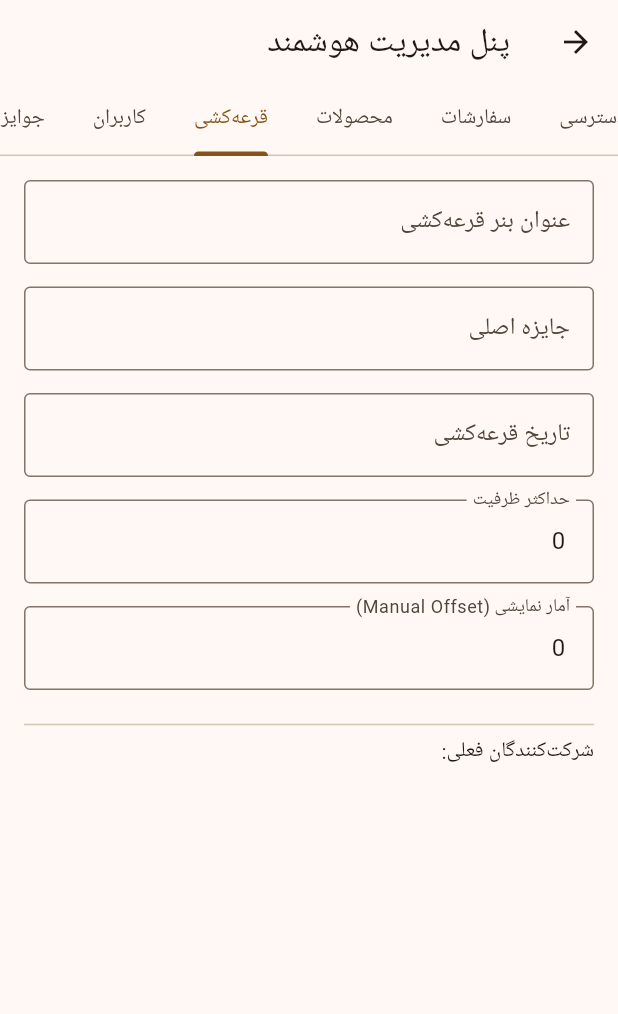
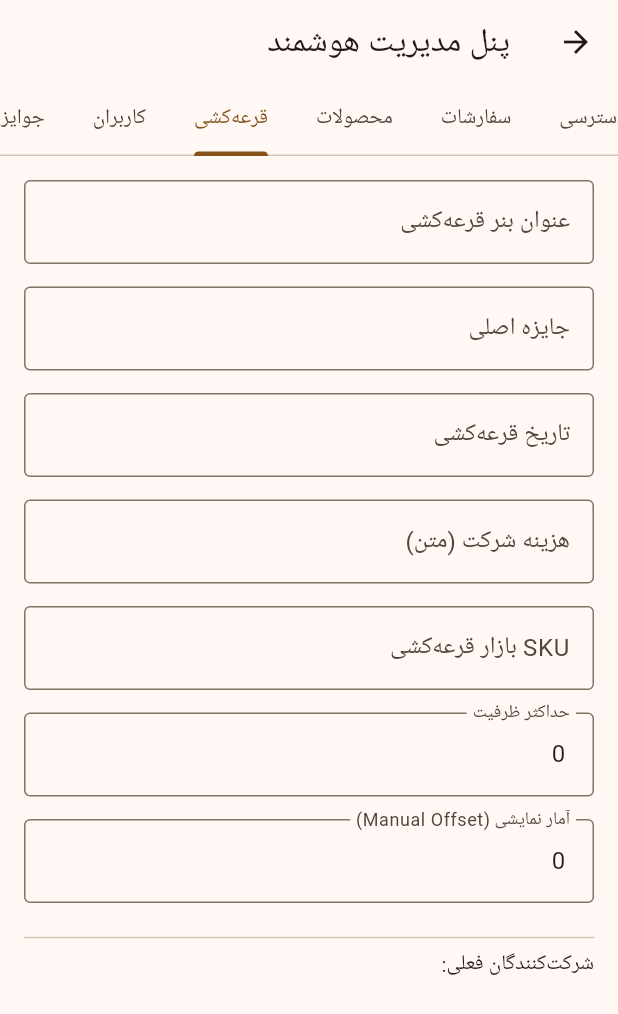
Before and after one commit to mahdi09210184460/bazino, a Flutter app: the AdminPanel screen opened directly with empty values, tab 4 chosen, on a phone screen of 412 x 824 dp. Shown: the top 1014 px of the screen. Run offline on Flutter 3.47's test engine with Material 3 defaults, Android fonts, the phone set to English and light mode, and no system bars; our stand-ins replace image_picker, in_app_purchase, shared_preferences, supabase_flutter; accounts and stored records are empty.

Commit message:
Update Support section and enable Lottery SKU/Fee editing in Admin Panel

```diff
--- a/lib/home_page.dart
+++ b/lib/home_page.dart
@@ -1,4 +1,5 @@
 import 'package:flutter/material.dart';
+import 'package:flutter/services.dart';
 import 'package:shared_preferences/shared_preferences.dart';
 import 'package:supabase_flutter/supabase_flutter.dart';
 import 'package:url_launcher/url_launcher.dart';
@@ -174,6 +175,7 @@ class _HomePageState extends State<HomePage> {
 
   // App Configuration Variables
   String _username = "", _instaID = "pico", _telegramID = "@pico", _supportEmail = "pico@support", _paymentLink = "https://zarrinpal.com", _lotteryEntryFee = "۱۰,۰۰۰", _lotteryRules = "قوانین برنامه", _supTele = "@pico_support", _supWhatsApp = "09000000000";
+  String _lotteryBazaarSKU = "lottery_entry";
   String _catInstaName = "اینستاگرام", _catTeleName = "تلگرام", _catOtherName = "سایر";
   List<Product> _instaProducts = [], _telegramProducts = [], _otherProducts = [];
   List<Winner> _lotteryWinners = [];
@@ -241,6 +243,7 @@ class _HomePageState extends State<HomePage> {
         if (k == 'support_email') _supportEmail = v;
         if (k == 'payment_link') _paymentLink = v;
         if (k == 'lottery_entry_fee') _lotteryEntryFee = v;
+        if (k == 'lottery_bazaar_sku') _lotteryBazaarSKU = v;
         if (k == 'lottery_rules') _lotteryRules = v;
         if (k == 'sup_tele') _supTele = v;
         if (k == 'sup_whatsapp') _supWhatsApp = v;
@@ -475,7 +478,7 @@ class _HomePageState extends State<HomePage> {
       _iap.buyConsumable(purchaseParam: PurchaseParam(productDetails: response.productDetails.first));
     } else {
       // Lottery Entry
-      const String sku = "lottery_entry";
+      String sku = _lotteryBazaarSKU;
       final ProductDetailsResponse response = await _iap.queryProductDetails({sku});
       if (response.notFoundIDs.isNotEmpty) { _showError('آیتم قرعه‌کشی یافت نشد.'); return; }
       _tempTitle = null; // Mark as lottery
@@ -543,7 +546,7 @@ class _HomePageState extends State<HomePage> {
             ElevatedButton(
               onPressed: () => _handleDirectPayment(10000, "بلیط قرعه‌کشی", "قرعه"),
               style: ElevatedButton.styleFrom(backgroundColor: Colors.white, foregroundColor: Colors.orange, shape: RoundedRectangleBorder(borderRadius: BorderRadius.circular(15)), padding: const EdgeInsets.symmetric(horizontal: 40, vertical: 15)),
-              child: const Text('شرکت در قرعه‌کشی (۱۰هزار)', style: TextStyle(fontWeight: FontWeight.bold)),
+              child: Text('شرکت در قرعه‌کشی ($_lotteryEntryFee)', style: const TextStyle(fontWeight: FontWeight.bold)),
             ),
           ]),
         ),
@@ -680,7 +683,6 @@ class _HomePageState extends State<HomePage> {
           const SizedBox(height: 25),
           _buildSupTile(Icons.telegram, 'پشتیبانی تلگرام', _supTele, Colors.blue),
           _buildSupTile(Icons.chat, 'پشتیبانی واتس‌اپ', _supWhatsApp, Colors.green),
-          _buildSupTile(Icons.email, 'ایمیل سازمانی', _supportEmail, Colors.orange),
           const SizedBox(height: 20),
         ]),
       ),
@@ -690,6 +692,9 @@ class _HomePageState extends State<HomePage> {
   Widget _buildSupTile(IconData i, String t, String v, Color c) => ListTile(
     leading: Icon(i, color: c), title: Text(t), subtitle: Text(v),
     onTap: () async {
+      Clipboard.setData(ClipboardData(text: v));
+      ScaffoldMessenger.of(context).showSnackBar(const SnackBar(content: Text('کپی شد'), duration: Duration(seconds: 2)));
+
       String url = "";
       if (t.contains('تلگرام')) url = "https://t.me/${v.replaceAll('@', '')}";
       else if (t.contains('واتس‌اپ')) url = "https://wa.me/$v";
@@ -719,6 +724,7 @@ class _HomePageState extends State<HomePage> {
                 paymentLink: _paymentLink, lotteryFee: _lotteryEntryFee, lotteryRules: _lotteryRules,
                 supTele: _supTele, supWA: _supWhatsApp, catInsta: _catInstaName, catTele: _catTeleName,
                 catOther: _catOtherName, lotteryMax: _lotteryMaxCapacity, lotteryOffset: _lotteryManualOffset,
+                lotterySKU: _lotteryBazaarSKU,
                 storeEn: _isStoreEnabled, lotteryEn: _isLotteryEnabled, ordersEn: _isOrdersEnabled,
                 newsEn: _isNewsEnabled, supportEn: _isSupportEnabled, onUpdate: () => _fetchSupabaseData()
               )));
@@ -742,12 +748,12 @@ class AdminPanel extends StatefulWidget {
   final List<OrderRecord> allOrders;
   final List<AppUserRecord> appUsers;
   final List<Participant> allParticipants;
-  final String bannerTitle, bannerPrize, bannerDate, insta, tele, mail, paymentLink, lotteryFee, lotteryRules, supTele, supWA, catInsta, catTele, catOther;
+  final String bannerTitle, bannerPrize, bannerDate, insta, tele, mail, paymentLink, lotteryFee, lotteryRules, supTele, supWA, catInsta, catTele, catOther, lotterySKU;
   final int lotteryMax, lotteryOffset;
   final bool storeEn, lotteryEn, ordersEn, newsEn, supportEn;
   final VoidCallback onUpdate;
 
-  AdminPanel({Key? key, required this.instaProducts, required this.telegramProducts, required this.otherProducts, required this.lotteryWinners, required this.prizes, required this.allOrders, required this.appUsers, required this.allParticipants, required this.bannerTitle, required this.bannerPrize, required this.bannerDate, required this.insta, required this.tele, required this.mail, required this.paymentLink, required this.lotteryFee, required this.lotteryRules, required this.supTele, required this.supWA, required this.catInsta, required this.catTele, required this.catOther, required this.lotteryMax, required this.lotteryOffset, required this.storeEn, required this.lotteryEn, required this.ordersEn, required this.newsEn, required this.supportEn, required this.onUpdate}) : super(key: key);
+  AdminPanel({Key? key, required this.instaProducts, required this.telegramProducts, required this.otherProducts, required this.lotteryWinners, required this.prizes, required this.allOrders, required this.appUsers, required this.allParticipants, required this.bannerTitle, required this.bannerPrize, required this.bannerDate, required this.insta, required this.tele, required this.mail, required this.paymentLink, required this.lotteryFee, required this.lotteryRules, required this.supTele, required this.supWA, required this.catInsta, required this.catTele, required this.catOther, required this.lotterySKU, required this.lotteryMax, required this.lotteryOffset, required this.storeEn, required this.lotteryEn, required this.ordersEn, required this.newsEn, required this.supportEn, required this.onUpdate}) : super(key: key);
 
   @override
   _AdminPanelState createState() => _AdminPanelState();
@@ -758,7 +764,7 @@ class _AdminPanelState extends State<AdminPanel> {
   late List<OrderRecord> _tempOrders;
   late List<Winner> _tempWinners;
   late List<PrizeRecord> _tempPrizes;
-  late TextEditingController _title, _prize, _date, _inst, _tel, _mail, _pay, _fee, _rules, _sTel, _sWA, _cInsta, _cTele, _cOther, _lMax, _lOffset;
+  late TextEditingController _title, _prize, _date, _inst, _tel, _mail, _pay, _fee, _rules, _sTel, _sWA, _cInsta, _cTele, _cOther, _lMax, _lOffset, _lSKU;
   late bool _stEn, _ltEn, _orEn, _nwEn, _suEn;
   final SupabaseClient _supabase = Supabase.instance.client;
 
@@ -787,6 +793,7 @@ class _AdminPanelState extends State<AdminPanel> {
     _cOther = TextEditingController(text: widget.catOther);
     _lMax = TextEditingController(text: widget.lotteryMax.toString());
     _lOffset = TextEditingController(text: widget.lotteryOffset.toString());
+    _lSKU = TextEditingController(text: widget.lotterySKU);
     _stEn = widget.storeEn; _ltEn = widget.lotteryEn; _orEn = widget.ordersEn; _nwEn = widget.newsEn; _suEn = widget.supportEn;
   }
 
@@ -901,13 +908,11 @@ class _AdminPanelState extends State<AdminPanel> {
           } else {
             await _supabase.from('products').update(data).eq('id', product.id);
             setState(() {
-              // Update local state by replacing the product in the correct list
               if (product.category == cat) {
                 if (cat == 'insta') { int idx = _tempInsta.indexWhere((p) => p.id == product.id); if (idx != -1) _tempInsta[idx] = Product.fromJson({...data, 'id': product.id}); }
                 else if (cat == 'tele') { int idx = _tempTele.indexWhere((p) => p.id == product.id); if (idx != -1) _tempTele[idx] = Product.fromJson({...data, 'id': product.id}); }
                 else { int idx = _tempOther.indexWhere((p) => p.id == product.id); if (idx != -1) _tempOther[idx] = Product.fromJson({...data, 'id': product.id}); }
               } else {
-                // Category changed, move it
                 if (product.category == 'insta') _tempInsta.removeWhere((p) => p.id == product.id);
                 else if (product.category == 'tele') _tempTele.removeWhere((p) => p.id == product.id);
                 else _tempOther.removeWhere((p) => p.id == product.id);
@@ -942,6 +947,8 @@ class _AdminPanelState extends State<AdminPanel> {
     _buildField(_title, 'عنوان بنر قرعه‌کشی', 'lottery_banner_title'),
     _buildField(_prize, 'جایزه اصلی', 'lottery_banner_prize'),
     _buildField(_date, 'تاریخ قرعه‌کشی', 'lottery_banner_date'),
+    _buildField(_fee, 'هزینه شرکت (متن)', 'lottery_entry_fee'),
+    _buildField(_lSKU, 'SKU بازار قرعه‌کشی', 'lottery_bazaar_sku'),
     _buildField(_lMax, 'حداکثر ظرفیت', 'lottery_max_capacity'),
     _buildField(_lOffset, 'آمار نمایشی (Manual Offset)', 'lottery_manual_offset'),
     const Divider(),
@@ -1108,7 +1115,7 @@ class _AdminPanelState extends State<AdminPanel> {
   Widget _buildGeneralTab() => ListView(padding: const EdgeInsets.all(16), children: [
     _buildField(_inst, 'آیدی اینستاگرام پیج اصلی', 'insta_id'),
     _buildField(_tel, 'آیدی کانال تلگرام', 'telegram_id'),
-    _buildField(_pay, 'لینک پرداخت مکمل', 'payment_link'),
+    _pay == null ? const SizedBox() : _buildField(_pay, 'لینک پرداخت مکمل', 'payment_link'),
     _buildField(_cInsta, 'نام دسته اینستاگرام', 'cat_insta_name'),
     _buildField(_cTele, 'نام دسته تلگرام', 'cat_tele_name'),
     _buildField(_cOther, 'نام دسته سایر', 'cat_other_name'),
```
